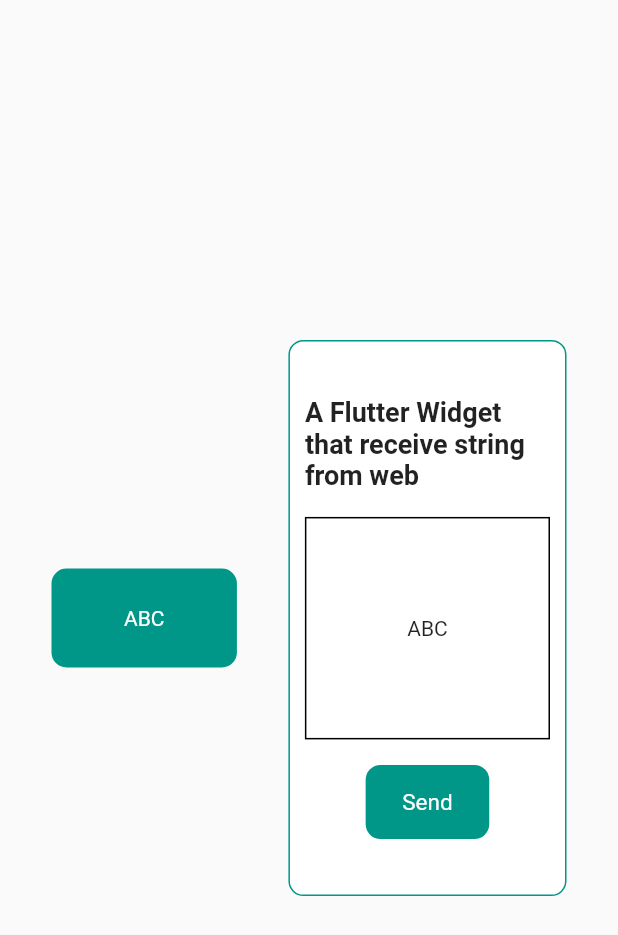
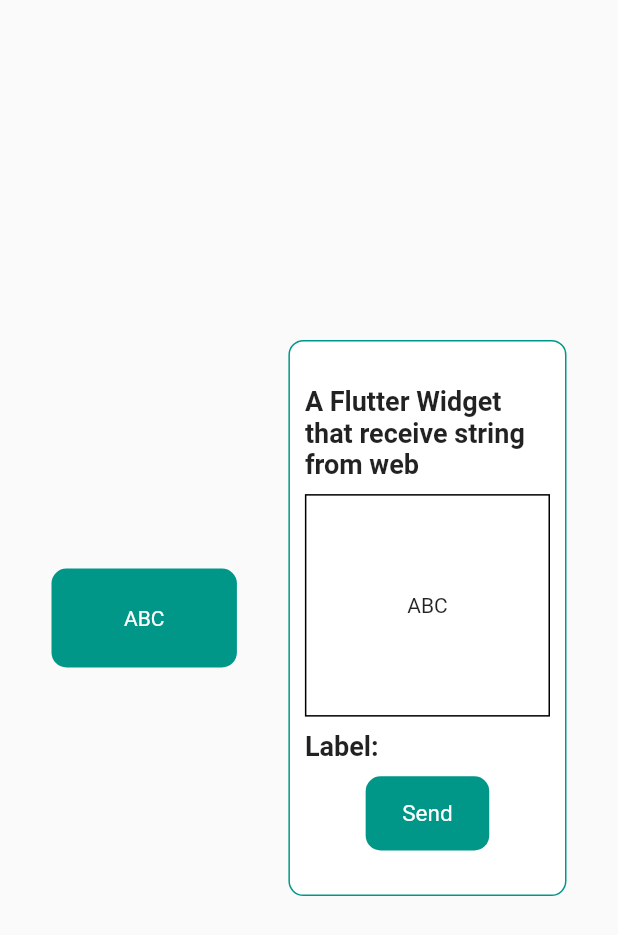
Before and after one commit to ioopl/flutter-iframe-poc, a Flutter app: the screen it shows after launch, after a tap on "Send", on a phone screen of 412 x 824 dp. Shown: the top 935 px of the screen. Run offline on Flutter 3.47's test engine with Material 2 defaults, Android fonts, the phone set to English and light mode, and no system bars; our stand-ins replace get; missing offline and left inert: webviewx.

Commit message:
Label widget

```diff
--- a/lib/controllers/app_controller.dart
+++ b/lib/controllers/app_controller.dart
@@ -2,6 +2,6 @@
 
 class AppController extends GetxController {
   var label = ''.obs;
-  var inputString = ''.obs;
+  var msg = ''.obs;
   var buttonText = 'Web Button'.obs;
 }
--- a/lib/pages/home_page.dart
+++ b/lib/pages/home_page.dart
@@ -39,7 +39,14 @@
                   ),
                 ),
               ),
-              LabelWidget(),
+              LabelWidget(
+                label: appController.label.value,
+                msg: appController.msg.value,
+                onTap: (val){
+                  appController.buttonText.value = val;
+                  appController.msg.value = val;
+                },
+              ),
               //LabelWidgetiFrame(),
             ],
           ),
@@ -50,6 +57,5 @@
 
   void onPressButton() {
     appController.label.value = '123';
-    appController.inputString.value = '';
   }
 }
--- a/lib/pages/widgets/label_widget.dart
+++ b/lib/pages/widgets/label_widget.dart
@@ -3,19 +3,22 @@
 import 'package:get/get.dart';
 
 class LabelWidget extends StatefulWidget {
-  const LabelWidget({Key? key}) : super(key: key);
+  final String label;
+  String? msg;
+  final Function(String)? onTap;
+
+  LabelWidget({Key? ke, this.label = '',this.msg, this.onTap});
 
   @override
   State<LabelWidget> createState() => _LabelWidgetState();
 }
 
 class _LabelWidgetState extends State<LabelWidget> {
-  final appController = Get.find<AppController>();
+
 
   @override
   Widget build(BuildContext context) {
-    return Obx(
-      () => Container(
+    return Container(
       height: Get.height * 0.45,
       width: Get.width * 0.45,
       alignment: Alignment.center,
@@ -39,11 +42,10 @@
             decoration: BoxDecoration(
               border: Border.all(),
             ),
-              child: Text('${appController.inputString.value}'),
+            child: Text('${widget.msg}'),
           ),
-            if (appController.inputString.value.isEmpty)
           Text(
-                'Label: ${appController.label.value}',
+            'Label: ${widget.label}',
             style: TextStyle(color: Colors.black87, fontSize: 18, fontWeight: FontWeight.bold),
           ),
           Center(
@@ -68,12 +70,13 @@
           ),
         ],
       ),
-      ),
     );
   }
 
   onTapSend() {
-    appController.buttonText.value = 'ABC';
-    appController.inputString.value = 'ABC';
+    setState(() {
+      widget.msg = 'ABC';
+    });
+    widget.onTap!.call(widget.msg!);
   }
 }
```
Lines whose indentation alone changed are shown as unchanged.
